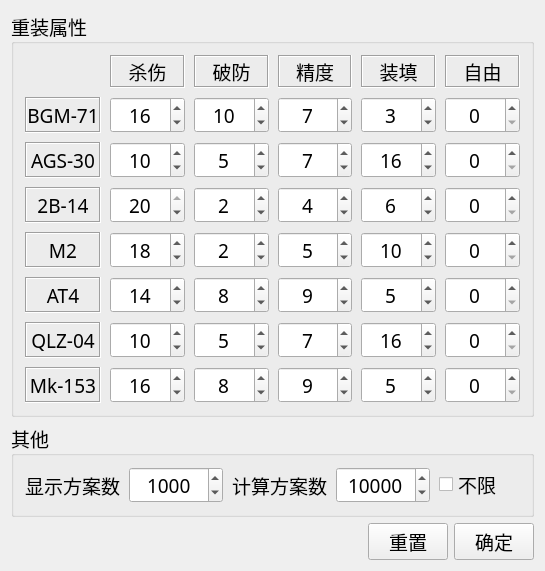
Old version of the form CodeX/SettingWindow.ui in the repository xxzl0130/CodeX.
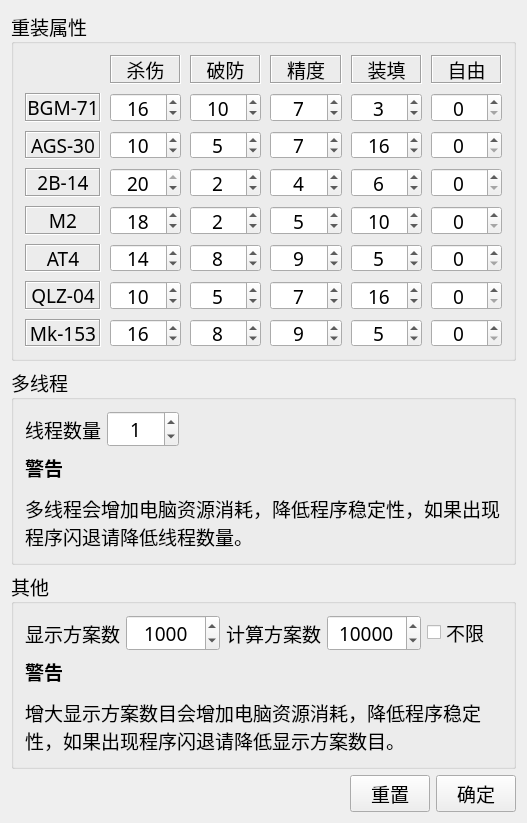
New version of the form.

Commit message: 完善多线程

What changed in the file:
```diff
--- a/CodeX/SettingWindow.ui
+++ b/CodeX/SettingWindow.ui
@@ -6,8 +6,8 @@
    <rect>
     <x>0</x>
     <y>0</y>
-    <width>545</width>
-    <height>423</height>
+    <width>527</width>
+    <height>643</height>
    </rect>
   </property>
   <property name="sizePolicy">
@@ -698,23 +698,68 @@
      </layout>
     </widget>
    </item>
+   <item>
+    <widget class="QGroupBox" name="groupBox_3">
+     <property name="title">
+      <string>多线程</string>
+     </property>
+     <layout class="QGridLayout" name="gridLayout_2">
+      <item row="0" column="1">
+       <widget class="QLabel" name="label_16">
+        <property name="text">
+         <string>线程数量</string>
+        </property>
+       </widget>
+      </item>
+      <item row="0" column="2">
+       <widget class="QSpinBox" name="threadSpinBox">
+        <property name="alignment">
+         <set>Qt::AlignCenter</set>
+        </property>
+        <property name="maximum">
+         <number>1000</number>
+        </property>
+        <property name="singleStep">
+         <number>1</number>
+        </property>
+        <property name="value">
+         <number>1</number>
+        </property>
+       </widget>
+      </item>
+      <item row="0" column="3">
+       <spacer name="horizontalSpacer_2">
+        <property name="orientation">
+         <enum>Qt::Horizontal</enum>
+        </property>
+        <property name="sizeHint" stdset="0">
+         <size>
+          <width>40</width>
+          <height>20</height>
+         </size>
+        </property>
+       </spacer>
+      </item>
+      <item row="1" column="1" colspan="3">
+       <widget class="QLabel" name="label_17">
+        <property name="text">
+         <string>&lt;html&gt;&lt;head/&gt;&lt;body&gt;&lt;p&gt;&lt;span style=&quot; font-weight:600;&quot;&gt;警告&lt;/span&gt;&lt;/p&gt;&lt;p&gt;多线程会增加电脑资源消耗，降低程序稳定性，如果出现程序闪退请降低线程数量。&lt;/p&gt;&lt;/body&gt;&lt;/html&gt;</string>
+        </property>
+        <property name="wordWrap">
+         <bool>true</bool>
+        </property>
+       </widget>
+      </item>
+     </layout>
+    </widget>
+   </item>
    <item>
     <widget class="QGroupBox" name="groupBox_2">
      <property name="title">
       <string>其他</string>
      </property>
-     <layout class="QHBoxLayout" name="horizontalLayout_2">
-      <property name="spacing">
-       <number>9</number>
-      </property>
-      <item>
-       <widget class="QLabel" name="label">
-        <property name="text">
-         <string>显示方案数</string>
-        </property>
-       </widget>
-      </item>
-      <item>
+     <layout class="QGridLayout" name="gridLayout_3">
+      <item row="0" column="1">
        <widget class="QSpinBox" name="numbersSpinBox">
         <property name="alignment">
          <set>Qt::AlignCenter</set>
@@ -730,14 +775,21 @@
         </property>
        </widget>
       </item>
-      <item>
+      <item row="0" column="2">
        <widget class="QLabel" name="label_14">
         <property name="text">
          <string>计算方案数</string>
         </property>
        </widget>
       </item>
-      <item>
+      <item row="0" column="0">
+       <widget class="QLabel" name="label">
+        <property name="text">
+         <string>显示方案数</string>
+        </property>
+       </widget>
+      </item>
+      <item row="0" column="3">
        <widget class="QSpinBox" name="maxSpinBox">
         <property name="alignment">
          <set>Qt::AlignCenter</set>
@@ -753,25 +805,22 @@
         </property>
        </widget>
       </item>
-      <item>
+      <item row="0" column="4">
        <widget class="QCheckBox" name="unlimitCheckBox">
         <property name="text">
          <string>不限</string>
         </property>
        </widget>
       </item>
-      <item>
-       <spacer name="horizontalSpacer_2">
-        <property name="orientation">
-         <enum>Qt::Horizontal</enum>
+      <item row="1" column="0" colspan="5">
+       <widget class="QLabel" name="label_18">
+        <property name="text">
+         <string>&lt;html&gt;&lt;head/&gt;&lt;body&gt;&lt;p&gt;&lt;span style=&quot; font-weight:600;&quot;&gt;警告&lt;/span&gt;&lt;/p&gt;&lt;p&gt;增大显示方案数目会增加电脑资源消耗，降低程序稳定性，如果出现程序闪退请降低显示方案数目。&lt;/p&gt;&lt;/body&gt;&lt;/html&gt;</string>
         </property>
-        <property name="sizeHint" stdset="0">
-         <size>
-          <width>40</width>
-          <height>20</height>
-         </size>
+        <property name="wordWrap">
+         <bool>true</bool>
         </property>
-       </spacer>
+       </widget>
       </item>
      </layout>
     </widget>
```
The commit also changes 4 other files.
